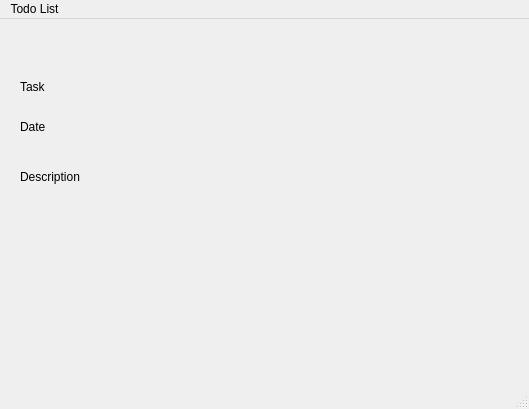
isym444/pyqtTodo, file ui_files/anotherwindow.ui: the form before one commit.
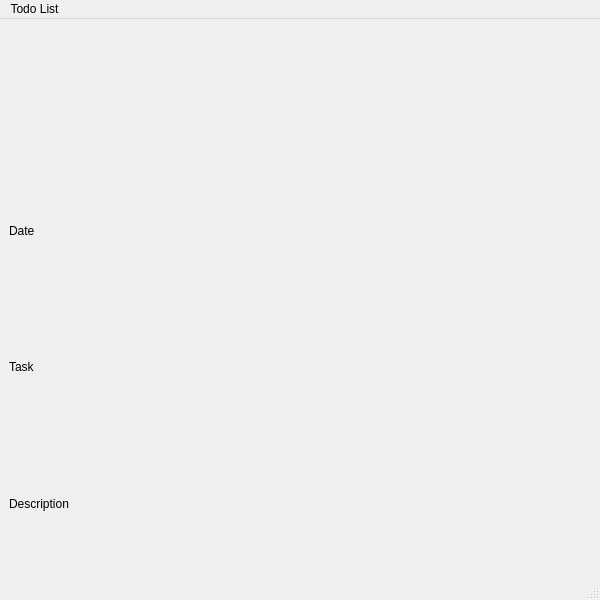
The form after the commit. Icons and pictures are not drawn.

The edit to the form file:
```diff
--- a/ui_files/anotherwindow.ui
+++ b/ui_files/anotherwindow.ui
@@ -6,22 +6,39 @@
    <rect>
     <x>0</x>
     <y>0</y>
-    <width>529</width>
-    <height>409</height>
+    <width>600</width>
+    <height>600</height>
    </rect>
   </property>
   <property name="windowTitle">
    <string>MainWindow</string>
   </property>
   <widget class="QWidget" name="centralwidget">
+   <layout class="QVBoxLayout" name="verticalLayout">
+    <item>
+     <layout class="QVBoxLayout" name="verticalLayout_2">
+      <item>
+       <layout class="QHBoxLayout" name="horizontalLayout">
+        <item>
+         <widget class="QLabel" name="label_4">
+          <property name="text">
+           <string/>
+          </property>
+         </widget>
+        </item>
+        <item>
    <widget class="QLabel" name="logoLabel">
-    <property name="geometry">
-     <rect>
-      <x>480</x>
-      <y>0</y>
-      <width>41</width>
-      <height>41</height>
-     </rect>
+          <property name="minimumSize">
+           <size>
+            <width>50</width>
+            <height>80</height>
+           </size>
+          </property>
+          <property name="maximumSize">
+           <size>
+            <width>100</width>
+            <height>160</height>
+           </size>
     </property>
     <property name="pixmap">
      <pixmap resource="resources.qrc">:/icons/Cute-character.png</pixmap>
@@ -30,91 +47,73 @@
      <bool>true</bool>
     </property>
    </widget>
-   <widget class="QLabel" name="label">
-    <property name="geometry">
-     <rect>
-      <x>20</x>
-      <y>60</y>
-      <width>58</width>
-      <height>16</height>
-     </rect>
-    </property>
-    <property name="text">
-     <string>Task</string>
-    </property>
-   </widget>
+        </item>
+       </layout>
+      </item>
+     </layout>
+    </item>
+    <item>
+     <layout class="QHBoxLayout" name="horizontalLayout_3">
+      <item>
    <widget class="QLabel" name="label_2">
-    <property name="geometry">
-     <rect>
-      <x>20</x>
-      <y>100</y>
-      <width>58</width>
-      <height>16</height>
-     </rect>
-    </property>
     <property name="text">
      <string>Date</string>
     </property>
    </widget>
+      </item>
+      <item>
+       <widget class="QLabel" name="date_field">
+        <property name="text">
+         <string/>
+        </property>
+       </widget>
+      </item>
+     </layout>
+    </item>
+    <item>
+     <layout class="QHBoxLayout" name="horizontalLayout_2">
+      <item>
+       <widget class="QLabel" name="label">
+        <property name="text">
+         <string>Task</string>
+        </property>
+       </widget>
+      </item>
+      <item>
+       <widget class="QLabel" name="todo_field">
+        <property name="text">
+         <string/>
+        </property>
+       </widget>
+      </item>
+     </layout>
+    </item>
+    <item>
+     <layout class="QHBoxLayout" name="horizontalLayout_4">
+      <item>
    <widget class="QLabel" name="label_3">
-    <property name="geometry">
-     <rect>
-      <x>20</x>
-      <y>150</y>
-      <width>91</width>
-      <height>16</height>
-     </rect>
-    </property>
     <property name="text">
      <string>Description</string>
     </property>
    </widget>
-   <widget class="QLabel" name="todo_field">
-    <property name="geometry">
-     <rect>
-      <x>80</x>
-      <y>60</y>
-      <width>221</width>
-      <height>16</height>
-     </rect>
-    </property>
-    <property name="text">
-     <string/>
-    </property>
-   </widget>
-   <widget class="QLabel" name="date_field">
-    <property name="geometry">
-     <rect>
-      <x>80</x>
-      <y>100</y>
-      <width>181</width>
-      <height>16</height>
-     </rect>
-    </property>
-    <property name="text">
-     <string/>
-    </property>
-   </widget>
+      </item>
+      <item>
    <widget class="QLabel" name="description_field">
-    <property name="geometry">
-     <rect>
-      <x>20</x>
-      <y>170</y>
-      <width>471</width>
-      <height>141</height>
-     </rect>
-    </property>
     <property name="text">
      <string/>
     </property>
    </widget>
+      </item>
+     </layout>
+    </item>
+   </layout>
   </widget>
   <widget class="QMenuBar" name="menubar">
    <property name="geometry">
     <rect>
      <x>0</x>
      <y>0</y>
-     <width>529</width>
+     <width>600</width>
      <height>24</height>
     </rect>
    </property>
```
Left out of the diff: 3 changed lines with no effect on the pictures. Lines whose indentation alone changed are shown as unchanged.
